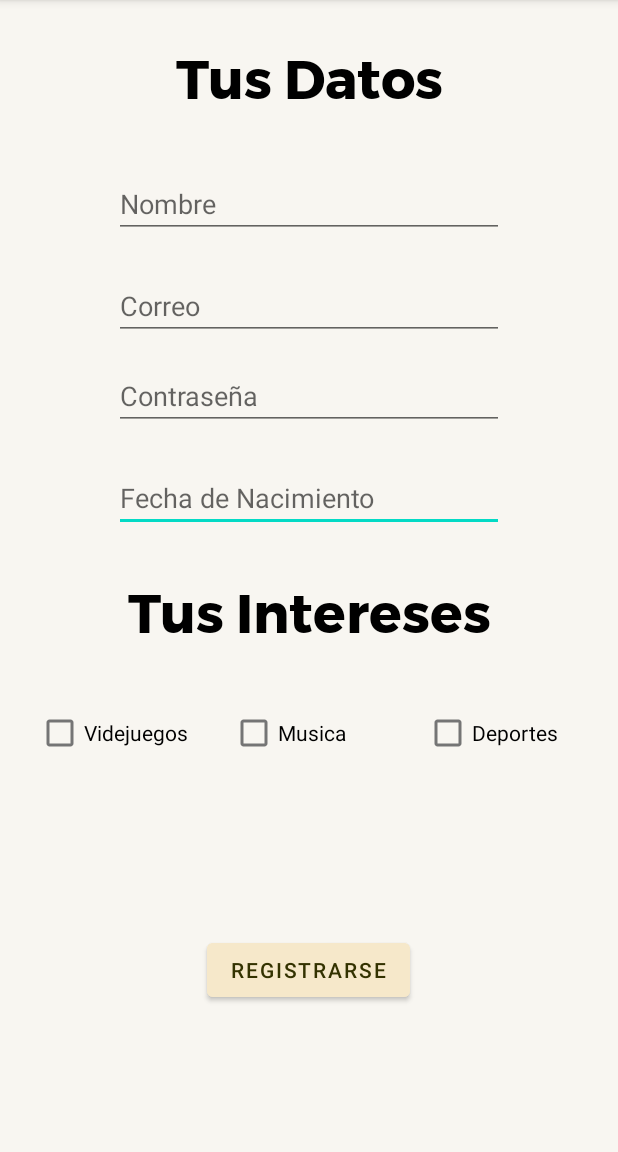
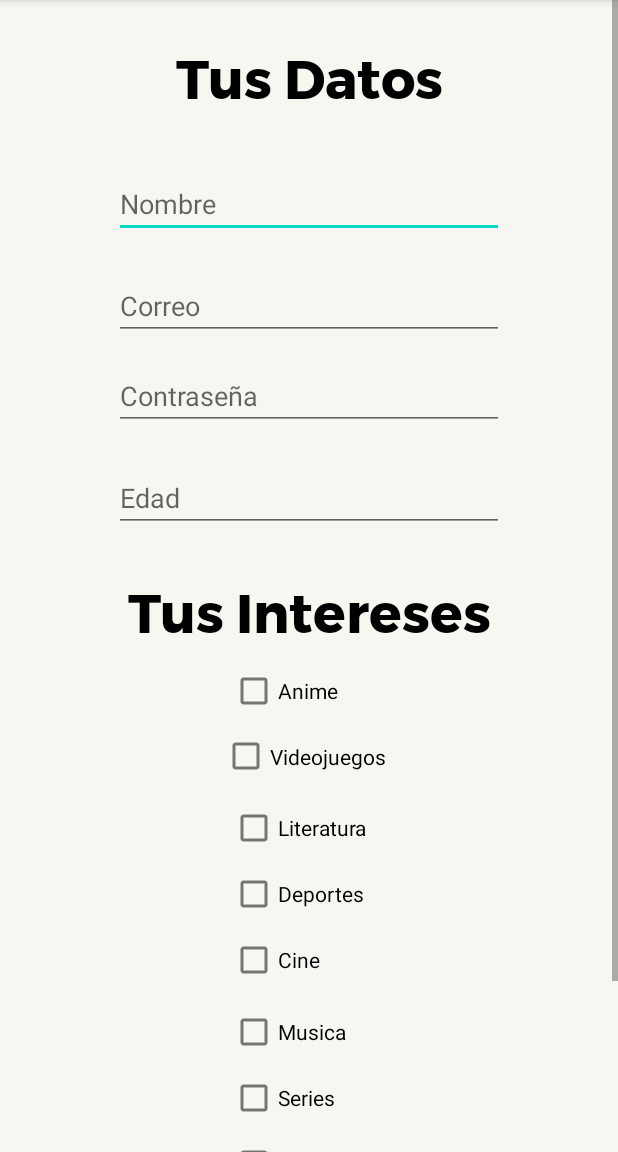
Before and after one commit to AmauriPC/MovilesProyecto, an Android app: the screen it shows after launch (pantallaDatosRegistro), after a tap on "REGISTRARSE", on a phone screen of 412 x 824 dp, the part 84-1236 px from its top. Run offline under Robolectric (Android 15) with nearby library versions, the phone set to English and light mode, and no system bars; our stand-ins replace Firebase (no records; nobody signed in at launch, a user with empty details on screens opened directly).

Commit message:
Cambios en pantalla main editar registro
Adicion de registro a base de datos de nuevo usuario en firebase, pantalla scrolleable en el registro con todos los gustos,

```diff
--- a/app/src/main/java/mx/aepc/proyectoparcial1moviles/MainActivity.java
+++ b/app/src/main/java/mx/aepc/proyectoparcial1moviles/MainActivity.java
@@ -17,12 +17,7 @@ public class MainActivity extends AppCompatActivity {
     protected void onCreate(Bundle savedInstanceState) {
         super.onCreate(savedInstanceState);
         setContentView(R.layout.activity_main);
-        FirebaseFirestore db = FirebaseFirestore.getInstance();
-        Map<String, Object> user = new HashMap<>();
-        user.put("first", "elbisho");
-        user.put("last", "llanaSeLaCome");
-        user.put("born", 2000);
-        db.collection("users").document("elbisho@gmail.com").set(user);
+
 
         //comentario de prueba de mawi a ver que pdo 2:11 pm 6 mayo 2021
     }
--- a/app/src/main/res/layout/activity_pantalla_datos_registro.xml
+++ b/app/src/main/res/layout/activity_pantalla_datos_registro.xml
@@ -1,11 +1,20 @@
 <?xml version="1.0" encoding="utf-8"?>
-<androidx.constraintlayout.widget.ConstraintLayout xmlns:android="http://schemas.android.com/apk/res/android"
+
+<ScrollView
+    xmlns:android="http://schemas.android.com/apk/res/android"
     xmlns:app="http://schemas.android.com/apk/res-auto"
     xmlns:tools="http://schemas.android.com/tools"
     android:layout_width="match_parent"
     android:layout_height="match_parent"
-    android:background="@color/Fondo"
+    android:background="@color/Fondo">
+
+    <androidx.constraintlayout.widget.ConstraintLayout
+        android:layout_width="match_parent"
+        android:layout_height="wrap_content"
+
+
         tools:context=".pantallaDatosRegistro">
+
 
         <TextView
             android:id="@+id/interesesTV"
@@ -23,20 +32,20 @@
             app:layout_constraintTop_toTopOf="parent" />
 
         <EditText
-        android:id="@+id/editTextTextPersonName4"
+            android:id="@+id/editTextEdad"
             android:layout_width="260dp"
             android:layout_height="44dp"
             android:layout_marginTop="24dp"
             android:ems="10"
-        android:hint="Fecha de Nacimiento"
+            android:hint="Edad"
             android:inputType="textPersonName"
             app:layout_constraintEnd_toEndOf="parent"
             app:layout_constraintHorizontal_bias="0.5"
             app:layout_constraintStart_toStartOf="parent"
-        app:layout_constraintTop_toBottomOf="@+id/editTextTextPersonName3" />
+            app:layout_constraintTop_toBottomOf="@+id/editTextContrasena" />
 
         <EditText
-        android:id="@+id/editTextTextPersonName3"
+            android:id="@+id/editTextContrasena"
             android:layout_width="260dp"
             android:layout_height="44dp"
             android:layout_marginTop="16dp"
@@ -46,7 +55,7 @@
             app:layout_constraintEnd_toEndOf="parent"
             app:layout_constraintHorizontal_bias="0.5"
             app:layout_constraintStart_toStartOf="parent"
-        app:layout_constraintTop_toBottomOf="@+id/editTextTextPersonName2" />
+            app:layout_constraintTop_toBottomOf="@+id/editTextCorreo" />
 
         <TextView
             android:id="@+id/datosTV"
@@ -64,7 +73,7 @@
             app:layout_constraintTop_toTopOf="parent" />
 
         <EditText
-        android:id="@+id/editTextTextPersonName"
+            android:id="@+id/editTextName"
             android:layout_width="260dp"
             android:layout_height="44dp"
             android:layout_marginTop="32dp"
@@ -77,7 +86,7 @@
             app:layout_constraintTop_toBottomOf="@+id/datosTV" />
 
         <EditText
-        android:id="@+id/editTextTextPersonName2"
+            android:id="@+id/editTextCorreo"
             android:layout_width="260dp"
             android:layout_height="44dp"
             android:layout_marginTop="24dp"
@@ -87,53 +96,115 @@
             app:layout_constraintEnd_toEndOf="parent"
             app:layout_constraintHorizontal_bias="0.5"
             app:layout_constraintStart_toStartOf="parent"
-        app:layout_constraintTop_toBottomOf="@+id/editTextTextPersonName" />
+            app:layout_constraintTop_toBottomOf="@+id/editTextName" />
 
         <CheckBox
-        android:id="@+id/checkBox2"
+            android:id="@+id/animeCB2"
             android:layout_width="105dp"
             android:layout_height="44dp"
-        android:layout_marginTop="28dp"
-        android:text="Musica"
-        app:layout_constraintEnd_toStartOf="@+id/checkBox3"
-        app:layout_constraintHorizontal_bias="0.5"
-        app:layout_constraintStart_toEndOf="@+id/checkBox"
-        app:layout_constraintTop_toBottomOf="@+id/interesesTV" />
-
-    <CheckBox
-        android:id="@+id/checkBox3"
-        android:layout_width="105dp"
-        android:layout_height="44dp"
-        android:layout_marginTop="28dp"
-        android:text="Deportes"
+            android:text="Anime"
             app:layout_constraintEnd_toEndOf="parent"
-        app:layout_constraintHorizontal_bias="0.5"
-        app:layout_constraintStart_toEndOf="@+id/checkBox2"
-        app:layout_constraintTop_toBottomOf="@+id/interesesTV" />
-
-    <CheckBox
-        android:id="@+id/checkBox"
-        android:layout_width="105dp"
-        android:layout_height="44dp"
-        android:layout_marginTop="28dp"
-        android:text="Videjuegos"
-        app:layout_constraintEnd_toStartOf="@+id/checkBox2"
             app:layout_constraintHorizontal_bias="0.5"
             app:layout_constraintStart_toStartOf="parent"
             app:layout_constraintTop_toBottomOf="@+id/interesesTV" />
 
+        <CheckBox
+            android:id="@+id/literaturaCB2"
+            android:layout_width="105dp"
+            android:layout_height="44dp"
+            android:layout_marginTop="4dp"
+            android:text="Literatura"
+            app:layout_constraintEnd_toEndOf="parent"
+            app:layout_constraintHorizontal_bias="0.5"
+            app:layout_constraintStart_toStartOf="parent"
+            app:layout_constraintTop_toBottomOf="@+id/videojuegosCB2" />
+
+        <CheckBox
+            android:id="@+id/deportesCB2"
+            android:layout_width="105dp"
+            android:layout_height="44dp"
+            android:text="Deportes"
+            app:layout_constraintEnd_toEndOf="parent"
+            app:layout_constraintHorizontal_bias="0.5"
+            app:layout_constraintStart_toStartOf="parent"
+            app:layout_constraintTop_toBottomOf="@+id/literaturaCB2" />
+
+        <CheckBox
+            android:id="@+id/cineCB2"
+            android:layout_width="105dp"
+            android:layout_height="44dp"
+            android:text="Cine"
+            app:layout_constraintEnd_toEndOf="parent"
+            app:layout_constraintHorizontal_bias="0.5"
+            app:layout_constraintStart_toStartOf="parent"
+            app:layout_constraintTop_toBottomOf="@+id/deportesCB2" />
+
+        <CheckBox
+            android:id="@+id/musicaCB2"
+            android:layout_width="105dp"
+            android:layout_height="44dp"
+            android:layout_marginTop="4dp"
+            android:text="Musica"
+            app:layout_constraintEnd_toEndOf="parent"
+            app:layout_constraintHorizontal_bias="0.5"
+            app:layout_constraintStart_toStartOf="parent"
+            app:layout_constraintTop_toBottomOf="@+id/cineCB2" />
+
+        <CheckBox
+            android:id="@+id/seriesCB2"
+            android:layout_width="105dp"
+            android:layout_height="44dp"
+            android:text="Series"
+            app:layout_constraintEnd_toEndOf="parent"
+            app:layout_constraintHorizontal_bias="0.5"
+            app:layout_constraintStart_toStartOf="parent"
+            app:layout_constraintTop_toBottomOf="@+id/musicaCB2" />
+
+        <CheckBox
+            android:id="@+id/arteCB2"
+            android:layout_width="105dp"
+            android:layout_height="44dp"
+            android:text="Arte"
+            app:layout_constraintEnd_toEndOf="parent"
+            app:layout_constraintHorizontal_bias="0.5"
+            app:layout_constraintStart_toStartOf="parent"
+            app:layout_constraintTop_toBottomOf="@+id/seriesCB2" />
+
+        <CheckBox
+            android:id="@+id/astrologiaCB2"
+            android:layout_width="105dp"
+            android:layout_height="44dp"
+            android:text="Astrologia"
+            app:layout_constraintEnd_toEndOf="parent"
+            app:layout_constraintHorizontal_bias="0.5"
+            app:layout_constraintStart_toStartOf="parent"
+            app:layout_constraintTop_toBottomOf="@+id/arteCB2" />
+
+        <CheckBox
+            android:id="@+id/videojuegosCB2"
+            android:layout_width="116dp"
+            android:layout_height="43dp"
+            android:text="Videojuegos"
+            app:layout_constraintEnd_toEndOf="parent"
+            app:layout_constraintHorizontal_bias="0.5"
+            app:layout_constraintStart_toStartOf="parent"
+            app:layout_constraintTop_toBottomOf="@+id/animeCB2" />
+
         <Button
-        android:id="@+id/button3"
+            android:id="@+id/btnRegistrarse"
             android:layout_width="wrap_content"
             android:layout_height="wrap_content"
-        android:layout_marginTop="112dp"
+            android:layout_marginTop="12dp"
             android:backgroundTint="@color/BotonesColor"
             android:onClick="getActivityIntereses"
             android:text="Registrarse"
             android:textColor="@color/Letras"
             app:layout_constraintEnd_toEndOf="parent"
-        app:layout_constraintHorizontal_bias="0.498"
+            app:layout_constraintHorizontal_bias="0.5"
             app:layout_constraintStart_toStartOf="parent"
-        app:layout_constraintTop_toBottomOf="@+id/checkBox2" />
+            app:layout_constraintTop_toBottomOf="@+id/astrologiaCB2" />
 
     </androidx.constraintlayout.widget.ConstraintLayout>
+
+
+</ScrollView>
```
Also changed, not shown: app/src/main/java/mx/aepc/proyectoparcial1moviles/pantallaDatosEditar.java (+19 -0 lines), app/src/main/java/mx/aepc/proyectoparcial1moviles/pantallaDatosRegistro.java (+97 -2 lines). Lines whose indentation alone changed are shown as unchanged.
